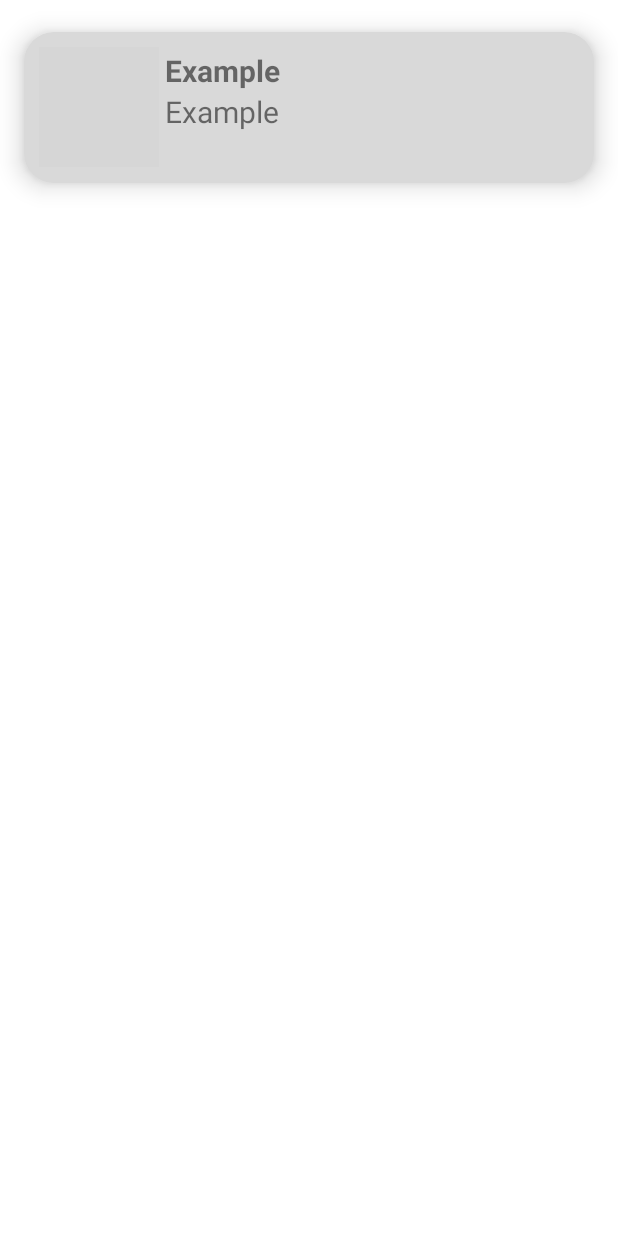
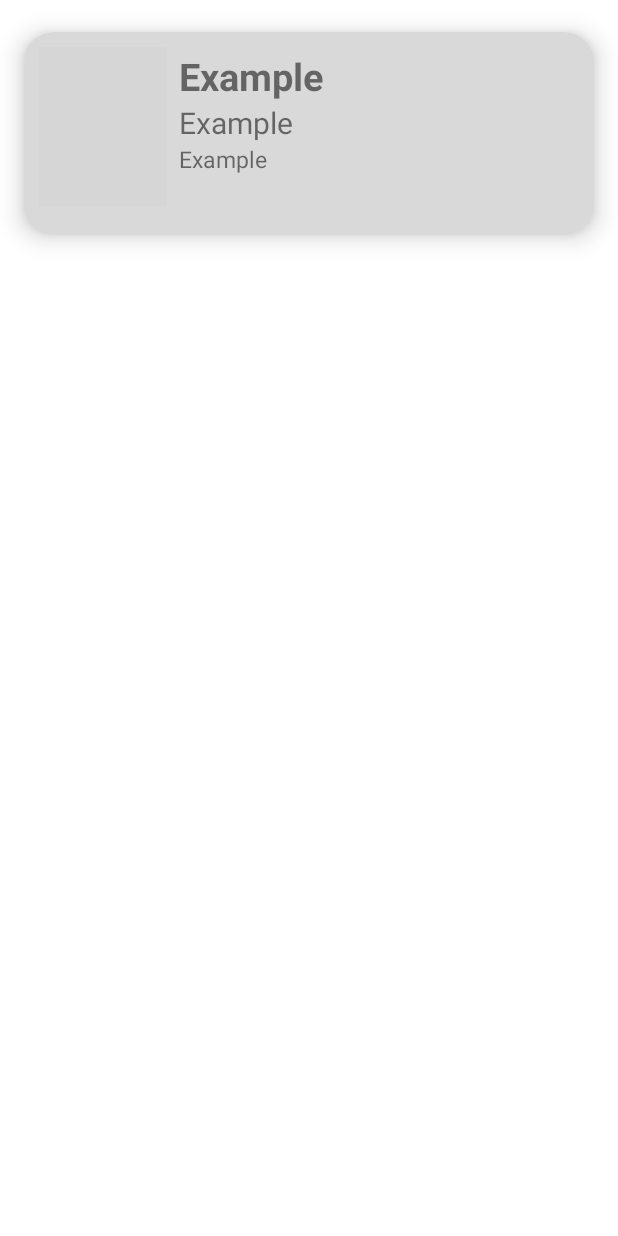
Before and after one commit to UO276213/wip, an Android app: the layout fiestas_recycler_view.xml on its own in the app's theme, with its tools: preview values and no code run, on a phone screen of 412 x 824 dp. Run offline under Robolectric (Android 15) with nearby library versions, the phone set to English and light mode, and no system bars; grey boxes are pictures that could not be loaded.

Commit message:
Diseño recycler

```diff
--- a/app/src/main/res/layout/content_navigation.xml
+++ b/app/src/main/res/layout/content_navigation.xml
@@ -6,12 +6,13 @@
     android:layout_height="match_parent"
     app:layout_behavior="@string/appbar_scrolling_view_behavior"
     tools:showIn="@layout/app_bar_navigation">
+
     <FrameLayout
         android:id="@+id/frame_container"
         android:layout_width="match_parent"
         android:layout_height="match_parent"
         android:layout_alignParentTop="true"
-        app:layout_behavior="@string/appbar_scrolling_view_behavior"/>
+        app:layout_behavior="@string/appbar_scrolling_view_behavior" />
 
     <fragment
         android:id="@+id/nav_host_fragment_content_navigation"
--- a/app/src/main/res/layout/fiestas_recycler_view.xml
+++ b/app/src/main/res/layout/fiestas_recycler_view.xml
@@ -25,14 +25,14 @@
 
             <RelativeLayout
                 android:layout_width="match_parent"
-                android:layout_height="wrap_content"
+                android:layout_height="match_parent"
                 android:orientation="horizontal"
                 android:padding="10dp">
 
                 <ImageView
                     android:id="@+id/imageView2"
-                    android:layout_width="80dp"
-                    android:layout_height="80dp"
+                    android:layout_width="85dp"
+                    android:layout_height="106dp"
                     app:layout_constraintStart_toStartOf="parent"
                     app:layout_constraintTop_toTopOf="parent"
                     tools:srcCompat="@tools:sample/avatars" />
@@ -41,7 +41,7 @@
                     android:layout_width="wrap_content"
                     android:layout_height="wrap_content"
                     android:layout_alignParentTop="true"
-                    android:layout_marginStart="4dp"
+                    android:layout_marginStart="8dp"
                     android:layout_marginLeft="20dp"
                     android:layout_marginTop="2dp"
                     android:layout_toRightOf="@id/imageView2"
@@ -59,19 +59,19 @@
 
                     <TextView
                         android:id="@+id/lugar_fiesta"
-                        android:layout_width="match_parent"
+                        android:layout_width="247dp"
                         android:layout_height="wrap_content"
                         android:text="Example"
-                        android:textSize="@dimen/titulo" />
+                        android:textSize="@dimen/subtitulo" />
 
 
                     <TextView
                         android:id="@+id/fecha_fiesta"
                         android:layout_width="match_parent"
-                        android:layout_height="24dp"
+                        android:layout_height="wrap_content"
                         android:paddingBottom="@dimen/espaciado"
                         android:text="Example"
-                        android:textSize="@dimen/subtitulo" />
+                        android:textSize="@dimen/fecha" />
 
 
                 </LinearLayout>
--- a/app/src/main/res/values/colors.xml
+++ b/app/src/main/res/values/colors.xml
@@ -8,4 +8,5 @@
     <color name="black">#FF000000</color>
     <color name="white">#FFFFFFFF</color>
     <color name="light_grey">#D9D9D9</color>
+    <color name="dark_grey">#63666A</color>
 </resources>
--- a/app/src/main/res/values/dimens.xml
+++ b/app/src/main/res/values/dimens.xml
@@ -1,7 +1,8 @@
 <?xml version="1.0" encoding="utf-8"?>
 <resources>
-    <dimen name="titulo">20dp</dimen>
-    <dimen name="subtitulo">15dp</dimen>
+    <dimen name="titulo">25dp</dimen>
+    <dimen name="subtitulo">20dp</dimen>
+    <dimen name="fecha">15dp</dimen>
     <dimen name="espaciado">30dp</dimen>
     <dimen name="espaciadoGrande">100dp</dimen>
     <!-- Default screen margins, per the Android Design guidelines. -->
--- a/app/src/main/res/values/themes.xml
+++ b/app/src/main/res/values/themes.xml
@@ -2,7 +2,7 @@
     <!-- Base application theme. -->
     <style name="Theme.Wip" parent="Theme.MaterialComponents.DayNight.DarkActionBar">
         <!-- Primary brand color. -->
-        <item name="colorPrimary">@color/purple_500</item>
+        <item name="colorPrimary">@color/dark_grey</item>
         <item name="colorPrimaryVariant">@color/purple_700</item>
         <item name="colorOnPrimary">@color/white</item>
         <!-- Secondary brand color. -->
```
